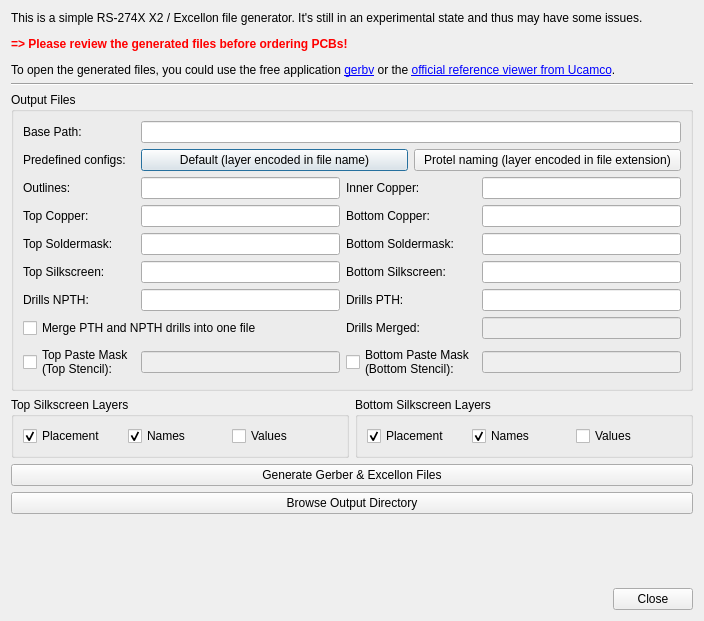
This is libs/librepcb/editor/project/boardeditor/fabricationoutputdialog.ui in LibrePCB/LibrePCB as Qt 5 draws it before an edit. The edited form follows.
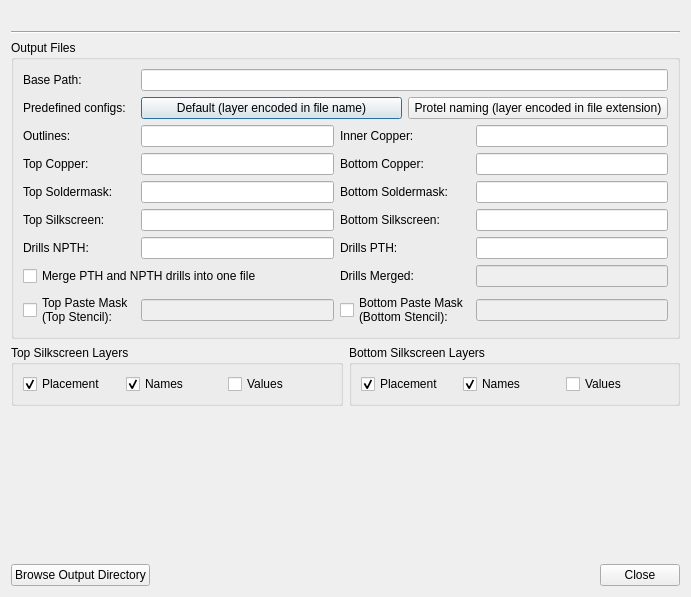
This is the edited form.

Commit message:
Polish PCB fabrication output dialog
- Remove the note that the Gerber generator is experimental as it seems
  to be working fine for quite a long time now.
- Mention the "Order PCB" feature as a possible alternative.
- Move buttons to button bar at the bottom, to make it more compact and
  consistent with other dialogs.
- Memorize & restore window size and position.

Diff of the .ui file:
```diff
--- a/libs/librepcb/editor/project/boardeditor/fabricationoutputdialog.ui
+++ b/libs/librepcb/editor/project/boardeditor/fabricationoutputdialog.ui
@@ -9,8 +9,8 @@
    <rect>
     <x>0</x>
     <y>0</y>
-    <width>704</width>
-    <height>621</height>
+    <width>691</width>
+    <height>597</height>
    </rect>
   </property>
   <property name="windowTitle">
@@ -19,14 +19,11 @@
   <layout class="QVBoxLayout" name="verticalLayout">
    <item>
     <widget class="QLabel" name="lblNotes">
-     <property name="styleSheet">
-      <string notr="true">QLabel {
-	background-color: rgb(255, 255, 127);
-	color: rgb(170, 0, 0);
-};</string>
-     </property>
      <property name="text">
-      <string>&lt;html&gt;&lt;head/&gt;&lt;body&gt;&lt;p&gt;This is a simple RS-274X X2 / Excellon file generator. It's still in an experimental state and thus may have some issues.&lt;/p&gt;&lt;p&gt;&lt;span style=&quot; font-weight:600; color:#ff0000;&quot;&gt;=&amp;gt; Please review the generated files before ordering PCBs!&lt;/span&gt;&lt;/p&gt;&lt;p&gt;To open the generated files, you could use the free application &lt;a href=&quot;http://gerbv.geda-project.org/&quot;&gt;&lt;span style=&quot; text-decoration: underline; color:#0000ff;&quot;&gt;gerbv&lt;/span&gt;&lt;/a&gt; or the &lt;a href=&quot;https://gerber.ucamco.com/&quot;&gt;&lt;span style=&quot; text-decoration: underline; color:#0000ff;&quot;&gt;official reference viewer from Ucamco&lt;/span&gt;&lt;/a&gt;.&lt;/p&gt;&lt;/body&gt;&lt;/html&gt;</string>
+      <string notr="true"/>
+     </property>
+     <property name="textFormat">
+      <enum>Qt::RichText</enum>
      </property>
      <property name="wordWrap">
       <bool>true</bool>
@@ -373,20 +370,6 @@
      </item>
     </layout>
    </item>
-   <item>
-    <widget class="QPushButton" name="btnGenerate">
-     <property name="text">
-      <string>Generate Gerber &amp;&amp; Excellon Files</string>
-     </property>
-    </widget>
-   </item>
-   <item>
-    <widget class="QPushButton" name="btnBrowseOutputDir">
-     <property name="text">
-      <string>Browse Output Directory</string>
-     </property>
-    </widget>
-   </item>
    <item>
     <spacer name="verticalSpacer">
      <property name="orientation">
@@ -401,6 +384,15 @@
     </spacer>
    </item>
    <item>
+    <layout class="QHBoxLayout" name="horizontalLayout_5">
+     <item>
+      <widget class="QPushButton" name="btnBrowseOutputDir">
+       <property name="text">
+        <string>Browse Output Directory</string>
+       </property>
+      </widget>
+     </item>
+     <item>
     <widget class="QDialogButtonBox" name="buttonBox">
      <property name="orientation">
       <enum>Qt::Horizontal</enum>
@@ -411,6 +403,8 @@
     </widget>
    </item>
   </layout>
+   </item>
+  </layout>
  </widget>
  <tabstops>
   <tabstop>edtBasePath</tabstop>
```
Left out of the diff: 2 changed lines with no effect on the pictures. Lines whose indentation alone changed are shown as unchanged. The commit also changes 3 other files.
